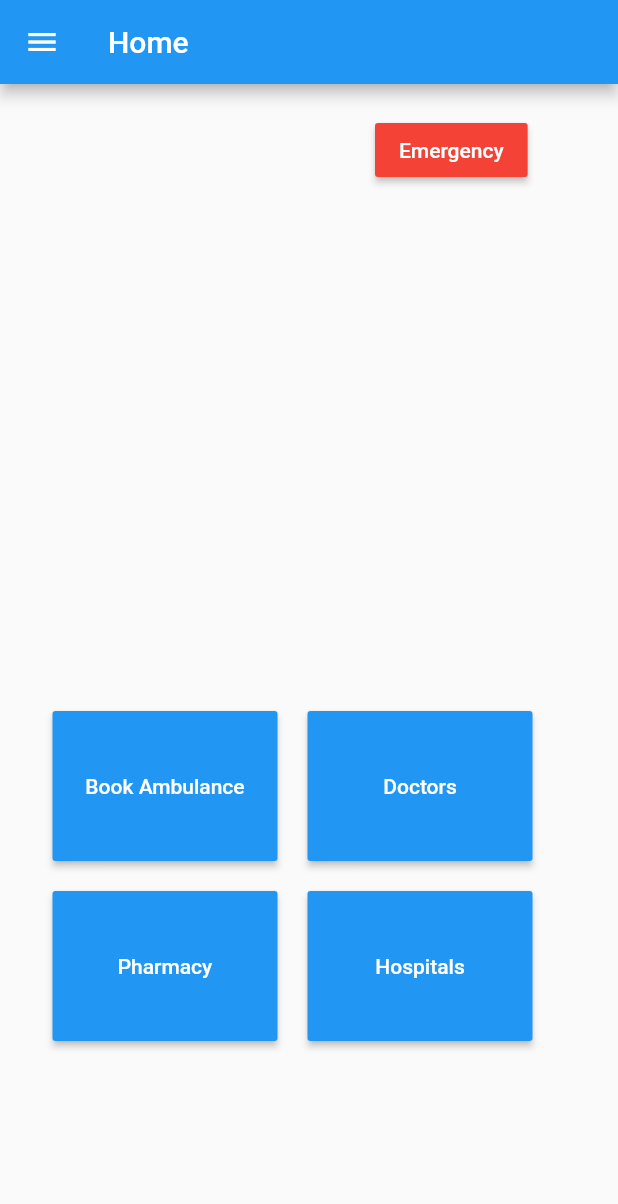
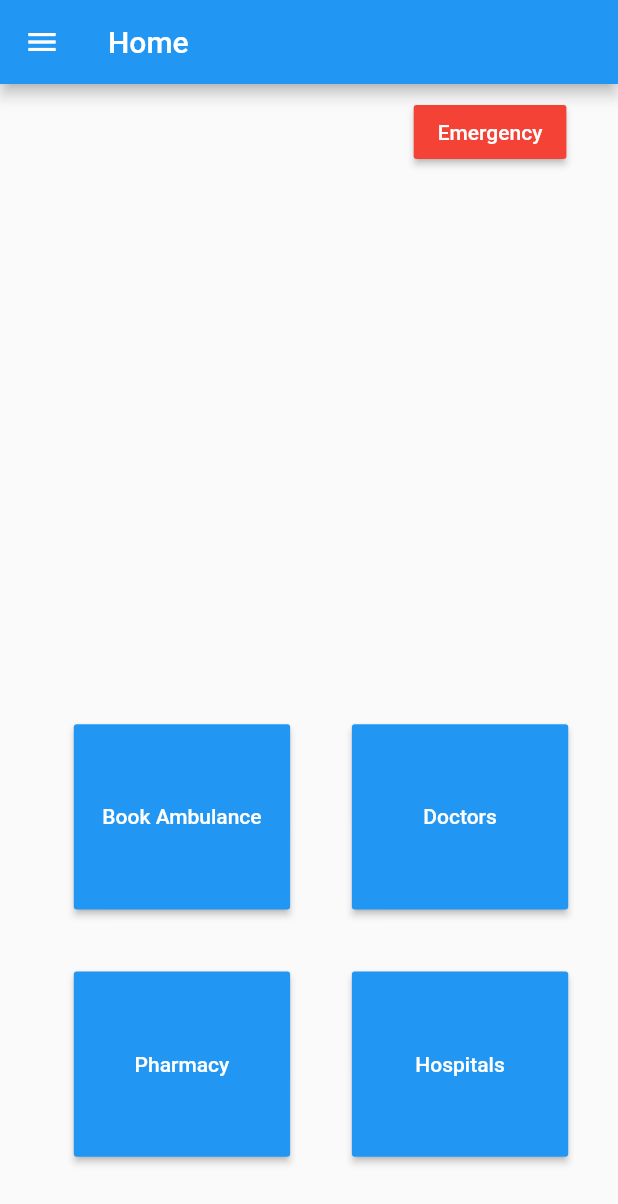
Before and after one commit to areeba-shaikh/int-elligence, a Flutter app: the HomePage screen opened directly, on a phone screen of 412 x 824 dp. Shown: the top 1204 px of the screen. Run offline on Flutter 3.47's test engine with Material 2 defaults, Android fonts, the phone set to English and light mode, and no system bars; our stand-ins replace animated_splash_screen, datetime_picker_formfield, flutter_datetime_picker, hexcolor, location, responsive_framework; missing offline and left inert: geocoder, maps_launcher; network calls fail.

Commit message:
fixed ui rendering problem

```diff
--- a/lib/screens/home.dart
+++ b/lib/screens/home.dart
@@ -3,22 +3,42 @@ import 'package:flutter/material.dart';
 import 'package:flutter/services.dart';
 import 'package:maps_launcher/maps_launcher.dart';
 import 'package:ambulance/screens/bookambulance.dart';
+import 'package:ambulance/screens/emergency.dart';
 import 'package:location/location.dart';
 import 'package:geocoder/geocoder.dart';
-// import 'package:ambulance/screens/login.dart';
 
 class HomePage extends StatefulWidget {
   @override
   _HomePageState createState() => _HomePageState();
 }
 
-class _HomePageState extends State<HomePage> {
-  @override
-  void initState() {
-    super.initState();
-    getUserLocation();
+class SizeConfig {
+  static MediaQueryData _mediaQueryData;
+  static double screenWidth;
+  static double screenHeight;
+  static double blockSizeHorizontal;
+  static double blockSizeVertical;
+  static double _safeAreaHorizontal;
+  static double _safeAreaVertical;
+  static double safeBlockHorizontal;
+  static double safeBlockVertical;
+
+  void init(BuildContext context) {
+    _mediaQueryData = MediaQuery.of(context);
+    screenWidth = _mediaQueryData.size.width;
+    screenHeight = _mediaQueryData.size.height;
+    blockSizeHorizontal = screenWidth / 100;
+    blockSizeVertical = screenHeight / 100;
+    _safeAreaHorizontal =
+        _mediaQueryData.padding.left + _mediaQueryData.padding.right;
+    _safeAreaVertical =
+        _mediaQueryData.padding.top + _mediaQueryData.padding.bottom;
+    safeBlockHorizontal = (screenWidth - _safeAreaHorizontal) / 100;
+    safeBlockVertical = (screenHeight - _safeAreaVertical) / 100;
+  }
 }
 
+class _HomePageState extends State<HomePage> {
   //TextEditingController locController = TextEditingController();
   getUserLocation() async {
     //call this async method from whereever you need
@@ -51,6 +71,7 @@ class _HomePageState extends State<HomePage> {
 
   @override
   Widget build(BuildContext context) {
+    SizeConfig().init(context);
     return Scaffold(
         appBar: AppBar(
           title: Text("Home"),
@@ -91,8 +112,7 @@ class _HomePageState extends State<HomePage> {
                                 fontSize: 20,
                               ),
                             ),
-                            // Text(
-                            //   "${first.addressLine})",
+                            // Text("${first.addressLine})",
                             //   textAlign: TextAlign.left,
                             //   maxLines: 2,
                             //   style: TextStyle(
@@ -117,7 +137,7 @@ class _HomePageState extends State<HomePage> {
                         title: Text(
                           'My Profile',
                           style: TextStyle(
-                            fontSize: 20,
+                            fontSize: 18,
                           ),
                         ),
                         hoverColor: Colors.lightBlue,
@@ -135,7 +155,7 @@ class _HomePageState extends State<HomePage> {
                         title: Text(
                           'Bookings',
                           style: TextStyle(
-                            fontSize: 20,
+                            fontSize: 18,
                           ),
                         ),
                         hoverColor: Colors.lightBlue,
@@ -153,7 +173,7 @@ class _HomePageState extends State<HomePage> {
                         title: Text(
                           'About Us',
                           style: TextStyle(
-                            fontSize: 20,
+                            fontSize: 18,
                           ),
                         ),
                         hoverColor: Colors.lightBlue,
@@ -171,7 +191,7 @@ class _HomePageState extends State<HomePage> {
                         title: Text(
                           'Contact Us',
                           style: TextStyle(
-                            fontSize: 20,
+                            fontSize: 18,
                           ),
                         ),
                         hoverColor: Colors.lightBlue,
@@ -188,7 +208,7 @@ class _HomePageState extends State<HomePage> {
                         leading: Icon(Icons.vpn_key, color: Colors.redAccent),
                         title: Text(
                           'Logout',
-                          style: TextStyle(fontSize: 20, color: Colors.red),
+                          style: TextStyle(fontSize: 18, color: Colors.red),
                         ),
                         hoverColor: Colors.lightBlue,
                         focusColor: Colors.indigo,
@@ -207,22 +227,24 @@ class _HomePageState extends State<HomePage> {
             ),
           ),
         ),
-        body: SingleChildScrollView(
-          padding: EdgeInsets.all(20),
-          child: Column(
+        body: Padding(
+          padding: const EdgeInsets.all(8.0),
+          child: SingleChildScrollView(
+            child: Flex(
+              direction: Axis.vertical,
               children: [
                 Row(
                   children: [
                     SizedBox(
-                    width: 230,
+                      width: SizeConfig.safeBlockHorizontal * 65,
                     ),
                     RaisedButton(
                       onPressed: () {
-                      // Navigator.push(
-                      //     context,
-                      //     MaterialPageRoute(
-                      //       builder: (context) => RegisterPage(),
-                      //     ));
+                        Navigator.push(
+                            context,
+                            MaterialPageRoute(
+                              builder: (context) => Emergency(),
+                            ));
                       },
                       color: Colors.red,
                       textColor: Colors.white,
@@ -231,15 +253,16 @@ class _HomePageState extends State<HomePage> {
                     ),
                   ],
                 ),
-              SizedBox(height: 350),
+                SizedBox(height: SizeConfig.safeBlockVertical * 45),
                 Row(
                   children: [
                     SizedBox(
-                    width: 15,
+                      width: SizeConfig.safeBlockHorizontal * 10,
                     ),
                     Container(
-                    height: 100,
-                    width: 150,
+                      height:
+                          SizeConfig.safeBlockVertical * 15, //10 for example
+                      width: SizeConfig.safeBlockHorizontal * 35,
                       child: RaisedButton(
                         onPressed: () {
                           Navigator.push(
@@ -255,11 +278,12 @@ class _HomePageState extends State<HomePage> {
                       ),
                     ),
                     SizedBox(
-                    width: 20,
+                      width: SizeConfig.safeBlockHorizontal * 10,
                     ),
                     Container(
-                    height: 100,
-                    width: 150,
+                      height:
+                          SizeConfig.safeBlockVertical * 15, //10 for example
+                      width: SizeConfig.safeBlockHorizontal * 35,
                       child: RaisedButton(
                         onPressed: () =>
                             MapsLauncher.launchQuery('Nearby Clinics'),
@@ -272,16 +296,17 @@ class _HomePageState extends State<HomePage> {
                   ],
                 ),
                 SizedBox(
-                height: 20,
+                  height: SizeConfig.safeBlockVertical * 5,
                 ),
                 Row(
                   children: [
                     SizedBox(
-                    width: 15,
+                      width: SizeConfig.safeBlockHorizontal * 10,
                     ),
                     Container(
-                    height: 100,
-                    width: 150,
+                      height:
+                          SizeConfig.safeBlockVertical * 15, //10 for example
+                      width: SizeConfig.safeBlockHorizontal * 35,
                       child: RaisedButton(
                         onPressed: () =>
                             MapsLauncher.launchQuery('Nearby Medical Store'),
@@ -292,11 +317,12 @@ class _HomePageState extends State<HomePage> {
                       ),
                     ),
                     SizedBox(
-                    width: 20,
+                      width: SizeConfig.safeBlockHorizontal * 10,
                     ),
                     Container(
-                    height: 100,
-                    width: 150,
+                      height:
+                          SizeConfig.safeBlockVertical * 15, //10 for example
+                      width: SizeConfig.safeBlockHorizontal * 35,
                       child: RaisedButton(
                         onPressed: () =>
                             MapsLauncher.launchQuery('Nearby Hospitals'),
@@ -310,6 +336,7 @@ class _HomePageState extends State<HomePage> {
                 ),
               ],
             ),
+          ),
         ));
   }
 }
--- a/lib/screens/hospitalsList.dart
+++ b/lib/screens/hospitalsList.dart
@@ -4,6 +4,7 @@ import 'package:http/http.dart' as http;
 import 'dart:async';
 import 'package:maps_launcher/maps_launcher.dart';
 import 'package:url_launcher/url_launcher.dart';
+
 
 class Hospitals extends StatefulWidget {
   @override
@@ -57,8 +58,7 @@ class _HospitalsState extends State<Hospitals> {
                 itemCount: snapshot.data.length,
                 itemBuilder: (context, index) {
                   return Card(
-                    color: Colors.blue[200],
-
+                    color: Colors.blueAccent,
                     child: ListTile(
                       leading: Icon(
                         Icons.access_time,
@@ -78,7 +78,6 @@ class _HospitalsState extends State<Hospitals> {
                     ),
                   );
                 },
-
               );
             } else {
               return Center(
--- a/lib/screens/initial.dart
+++ b/lib/screens/initial.dart
@@ -26,7 +26,7 @@ class _HomeState extends State<Home> {
                   width: 300,
                 ),
                 SizedBox(
-                  height: 150,
+                  height: 80,
                 ),
                 Container(
                   width: double.infinity,
--- a/lib/screens/login.dart
+++ b/lib/screens/login.dart
@@ -31,7 +31,7 @@ class _HomeState extends State<Home> {
                   width: 300,
                 ),
                 SizedBox(
-                  height: 150,
+                  height: 80,
                 ),
                 Container(
                   width: double.infinity,
--- a/pubspec.yaml
+++ b/pubspec.yaml
@@ -38,6 +38,9 @@ dependencies:
   flutter_datetime_picker: ^1.4.0
   location: ^3.0.2
   geocoder: ^0.2.1
+  flutter_screenutil: ^3.0.1
+  responsive_framework: ^0.0.8
+  livemap: ^0.6.0
 
 flutter_icons:
   image_path_android: "assets/images/ICON.jpeg"
```
Also changed, not shown: lib/main.dart (+16 -1 lines), lib/screens/bookambulance.dart (+41 -13 lines), lib/screens/callambulance.dart (+19 -7 lines), lib/screens/emergency.dart (+26 -9 lines), pubspec.lock. Lines whose indentation alone changed are shown as unchanged.
